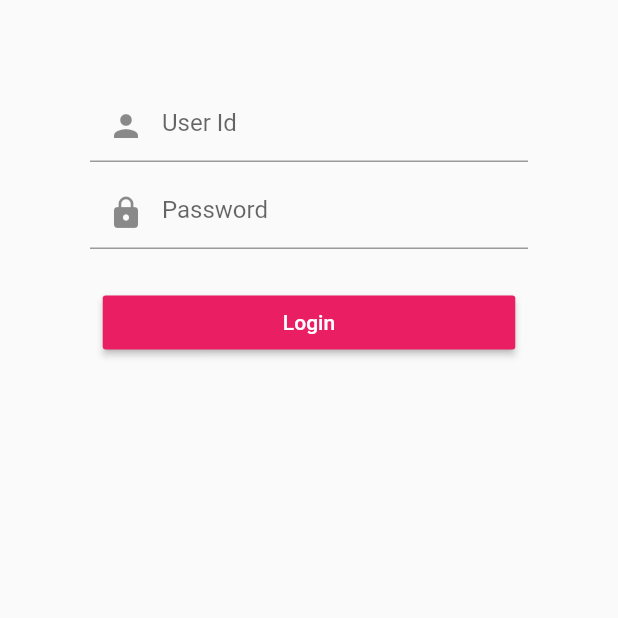
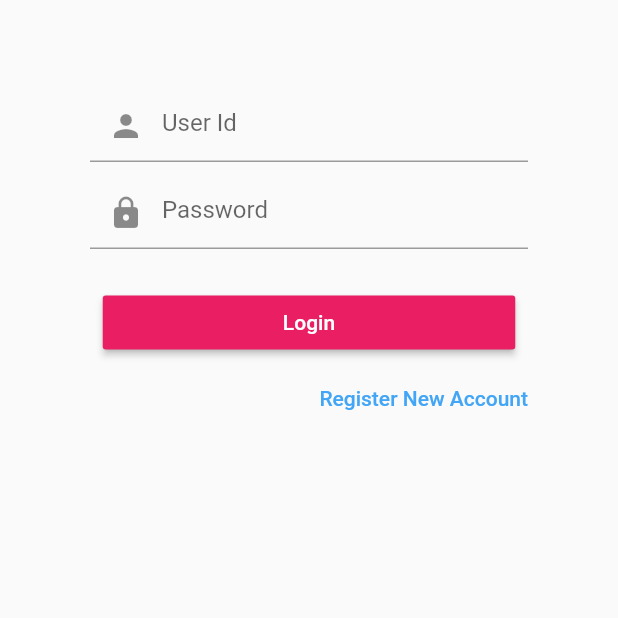
Before and after one commit to khingbmc/flutter_assignment, a Flutter app: the screen it shows after launch, on a phone screen of 412 x 824 dp, the top half of it. Run offline on Flutter 3.47's test engine with Material 2 defaults, Android fonts, the phone set to English and light mode, and no system bars.

Commit message:
70% login template

```diff
--- a/flutter_assignment/lib/src/app.dart
+++ b/flutter_assignment/lib/src/app.dart
@@ -1,11 +1,19 @@
 import 'package:flutter/material.dart';
 import 'screen/login_screen.dart';
+import 'screen/home_screen.dart';
+import 'screen/register_screen.dart';
 
 class App extends StatelessWidget{
   @override
   Widget build(BuildContext context) {
     // TODO: implement build
     return MaterialApp(
+      initialRoute: "/",
+      routes: {
+        "/login": (context) => LoginScreen(),
+        // "/home": (context) => HomeScreen(),
+        "/regist": (context) => RegistScreen(),
+      },
       title: 'Log me in',
       home: Scaffold(
         body: LoginScreen(),
--- a/flutter_assignment/lib/src/screen/login_screen.dart
+++ b/flutter_assignment/lib/src/screen/login_screen.dart
@@ -30,6 +30,7 @@ class LoginScreenState extends State<LoginScreen>{
               emailField(),
               passwordField(),
               submitBtnField(),
+              registBtn(),
           ],
         ),
       )
@@ -72,10 +73,35 @@ class LoginScreenState extends State<LoginScreen>{
               textColor: Colors.white,
               color: Colors.pink.shade500,
               child: Text('Login'),
-              onPressed: (){},
+              onPressed: (){
+
+              },
         ),
           ),
       );
   }
+  Widget registBtn(){
+    return Align(
+      alignment: Alignment.centerRight,
+      child: ButtonTheme(
+
+        padding: EdgeInsets.only(top: 0),
+        child: FlatButton(
+          textColor: Colors.blue.shade400,
+          onPressed: (){
+            Navigator.push(
+              context,
+              MaterialPageRoute(
+                builder: (context) => RegistScreen()
+              ));
+          },
+          child: Container(
+            padding: EdgeInsets.only(top: 5.0),
+            child: Text("Register New Account"),
+          ),
+        ),
+      ),
+    );
+  }
 
 }
```
Also changed, not shown: flutter_assignment/lib/src/screen/register_screen.dart (+30 -0 lines).
